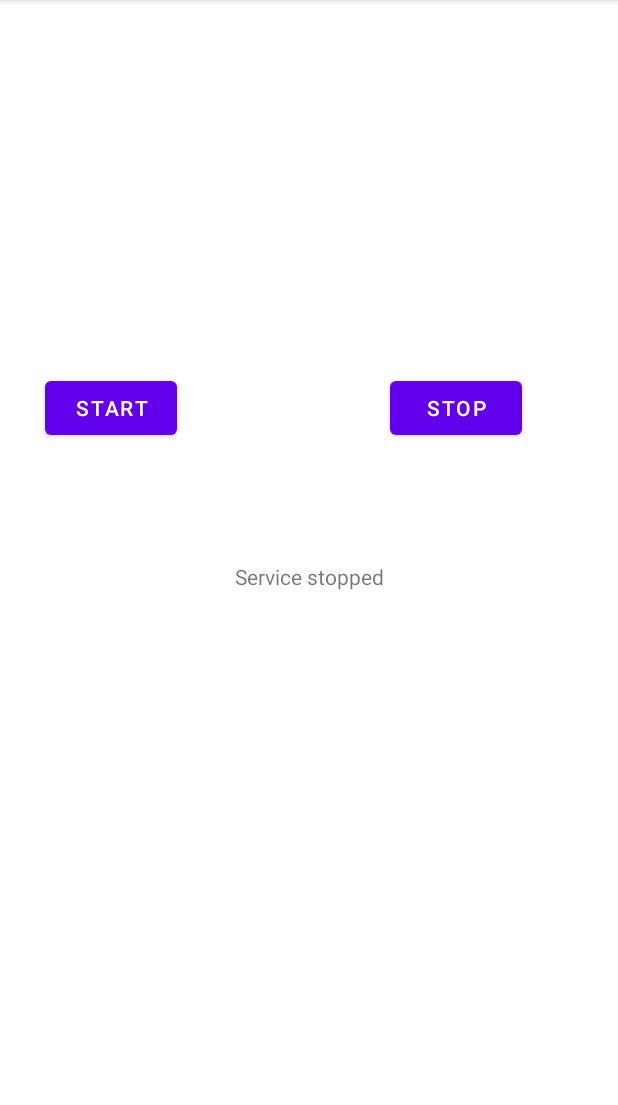
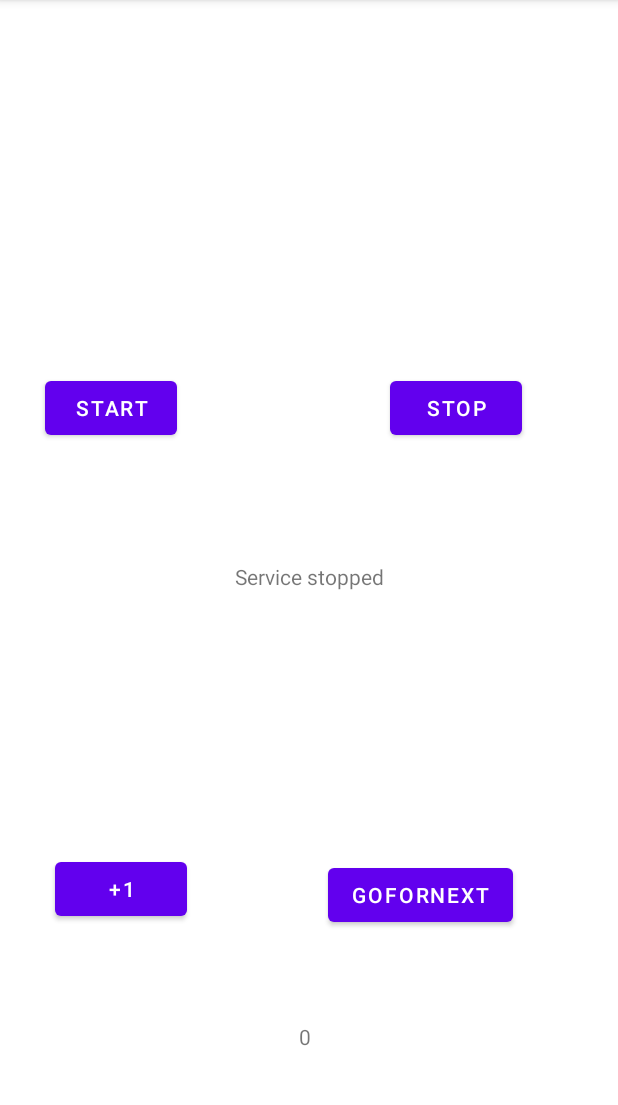
Before and after one commit to ChrisWW/AndroidTraining, an Android app: the screen it shows after launch (MainActivity), on a phone screen of 412 x 824 dp, the part 84-1189 px from its top. Run offline under Robolectric (Android 15) with nearby library versions, the phone set to English and light mode, and no system bars.

```diff
--- a/app/src/main/java/com/example/myserviceintent/IntentService/MainActivity.kt
+++ b/app/src/main/java/com/example/myserviceintent/IntentService/MainActivity.kt
@@ -3,6 +3,7 @@ package com.example.myserviceintent.IntentService
 import android.content.Intent
 import androidx.appcompat.app.AppCompatActivity
 import android.os.Bundle
+import android.widget.Toast
 import com.example.myserviceintent.R
 import com.example.myserviceintent.databinding.ActivityMainBinding
 import kotlinx.android.synthetic.main.activity_main.*
@@ -18,6 +19,7 @@ class MainActivity : AppCompatActivity() {
             Intent(this, MyIntentService::class.java).also {
             startService(it)
             binding.tvServiceInfo.text = "Service runnning"
+                Toast.makeText(this, "StartService", Toast.LENGTH_SHORT).show()
             }
 
         }
@@ -25,9 +27,8 @@ class MainActivity : AppCompatActivity() {
         binding.btnStopService.setOnClickListener {
             MyIntentService.stopService()
             binding.tvServiceInfo.text = "Service stopped"
+            Toast.makeText(this, "StopService",Toast.LENGTH_SHORT).show()
     }
-
-
     }
 
 
--- /dev/null
+++ b/app/src/main/java/com/example/myserviceintent/IntentService/SecondActivity.java
@@ -0,0 +1,4 @@
+package com.example.myserviceintent.IntentService;
+
+public class SecondActivity {
+}
--- a/app/src/main/res/layout/activity_main.xml
+++ b/app/src/main/res/layout/activity_main.xml
@@ -40,4 +40,36 @@
         app:layout_constraintEnd_toEndOf="parent"
         app:layout_constraintTop_toTopOf="parent" />
 
+    <Button
+        android:id="@+id/bt1"
+        android:layout_width="wrap_content"
+        android:layout_height="wrap_content"
+        android:layout_marginEnd="287dp"
+        android:layout_marginBottom="151dp"
+        android:text="+1"
+        app:layout_constraintBottom_toBottomOf="parent"
+        app:layout_constraintEnd_toEndOf="parent" />
+
+    <Button
+        android:id="@+id/bt2"
+        android:layout_width="wrap_content"
+        android:layout_height="wrap_content"
+        android:layout_marginEnd="70dp"
+        android:layout_marginBottom="147dp"
+        android:text="GoForNext"
+        app:layout_constraintBottom_toBottomOf="parent"
+        app:layout_constraintEnd_toEndOf="parent" />
+
+    <TextView
+        android:id="@+id/tx1"
+        android:layout_width="wrap_content"
+        android:layout_height="wrap_content"
+        android:layout_marginStart="173dp"
+        android:layout_marginEnd="179dp"
+        android:layout_marginBottom="67dp"
+        android:text="0"
+        app:layout_constraintBottom_toBottomOf="parent"
+        app:layout_constraintEnd_toEndOf="parent"
+        app:layout_constraintStart_toStartOf="parent" />
+
 </androidx.constraintlayout.widget.ConstraintLayout>
```
